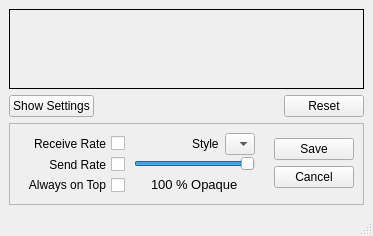
The window that src/gui/bwgraph/bwgraph.ui (a-ilin/vidalia) describes before a commit, drawn with Qt 5.
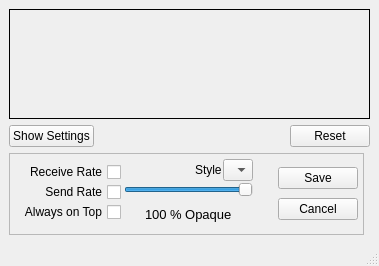
The same window after the commit. Icons and pictures are not drawn. Custom widgets are drawn as their Qt base class.

Commit message:
Give the widgets on the bandwidth graph settings frame a little more room. This lets the 'Save' and 'Cancel' buttons be all Aqua-ish again, instead of the fugly flat style. (Designer also shimmied around some stuff again.)
svn:r2074

What changed in the file:
```diff
--- a/src/gui/bwgraph/bwgraph.ui
+++ b/src/gui/bwgraph/bwgraph.ui
@@ -5,8 +5,8 @@
    <rect>
     <x>0</x>
     <y>0</y>
-    <width>283</width>
-    <height>138</height>
+    <width>379</width>
+    <height>266</height>
    </rect>
   </property>
   <property name="contextMenuPolicy" >
@@ -20,20 +20,8 @@
   </property>
   <widget class="QWidget" name="centralwidget" >
    <layout class="QGridLayout" >
-    <property name="margin" >
-     <number>9</number>
-    </property>
-    <property name="spacing" >
-     <number>6</number>
-    </property>
     <item row="1" column="0" >
      <layout class="QHBoxLayout" >
-      <property name="margin" >
-       <number>0</number>
-      </property>
-      <property name="spacing" >
-       <number>6</number>
-      </property>
       <item>
        <widget class="QPushButton" name="btnToggleSettings" >
         <property name="text" >
@@ -93,9 +81,7 @@
     <item row="2" column="0" >
      <widget class="QFrame" name="frmSettings" >
       <property name="sizePolicy" >
-       <sizepolicy>
-        <hsizetype>0</hsizetype>
-        <vsizetype>0</vsizetype>
+       <sizepolicy vsizetype="Fixed" hsizetype="Fixed" >
         <horstretch>0</horstretch>
         <verstretch>0</verstretch>
        </sizepolicy>
@@ -122,19 +108,34 @@
        <enum>QFrame::Raised</enum>
       </property>
       <layout class="QHBoxLayout" >
-       <property name="margin" >
-        <number>9</number>
-       </property>
        <property name="spacing" >
-        <number>6</number>
+        <number>0</number>
+       </property>
+       <property name="leftMargin" >
+        <number>5</number>
+       </property>
+       <property name="topMargin" >
+        <number>5</number>
+       </property>
+       <property name="rightMargin" >
+        <number>5</number>
+       </property>
+       <property name="bottomMargin" >
+        <number>5</number>
        </property>
        <item>
         <layout class="QVBoxLayout" >
          <property name="margin" >
           <number>3</number>
          </property>
-         <property name="spacing" >
-          <number>6</number>
+         <property name="topMargin" >
+          <number>3</number>
+         </property>
+         <property name="rightMargin" >
+          <number>3</number>
+         </property>
+         <property name="bottomMargin" >
+          <number>3</number>
          </property>
          <item>
           <widget class="QCheckBox" name="chkReceiveRate" >
@@ -201,20 +202,11 @@
        </item>
        <item>
         <layout class="QVBoxLayout" >
-         <property name="margin" >
-          <number>0</number>
-         </property>
          <property name="spacing" >
           <number>1</number>
          </property>
          <item>
           <layout class="QHBoxLayout" >
-           <property name="margin" >
-            <number>0</number>
-           </property>
-           <property name="spacing" >
-            <number>6</number>
-           </property>
            <item>
             <spacer>
              <property name="orientation" >
@@ -327,9 +319,6 @@
             </item>
             <item>
              <layout class="QHBoxLayout" >
-              <property name="margin" >
-               <number>0</number>
-              </property>
               <property name="spacing" >
                <number>0</number>
               </property>
@@ -341,6 +330,7 @@
                 <property name="sizeHint" >
                  <size>
                   <width>21</width>
+                  <height>0</height>
                  </size>
                 </property>
                </spacer>
@@ -392,6 +382,7 @@
                 <property name="sizeHint" >
                  <size>
                   <width>21</width>
+                  <height>0</height>
                  </size>
                 </property>
                </spacer>
@@ -431,9 +422,6 @@
        </item>
        <item>
         <layout class="QVBoxLayout" >
-         <property name="margin" >
-          <number>0</number>
-         </property>
          <property name="spacing" >
           <number>1</number>
          </property>
```
Left out of the diff: 24 changed lines with no effect on the pictures.
